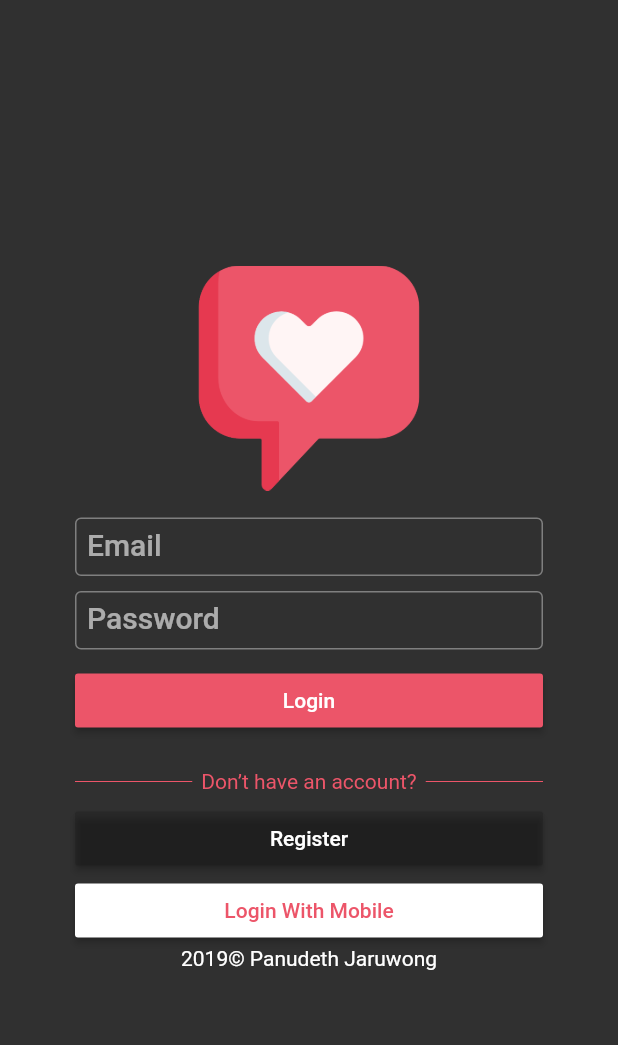
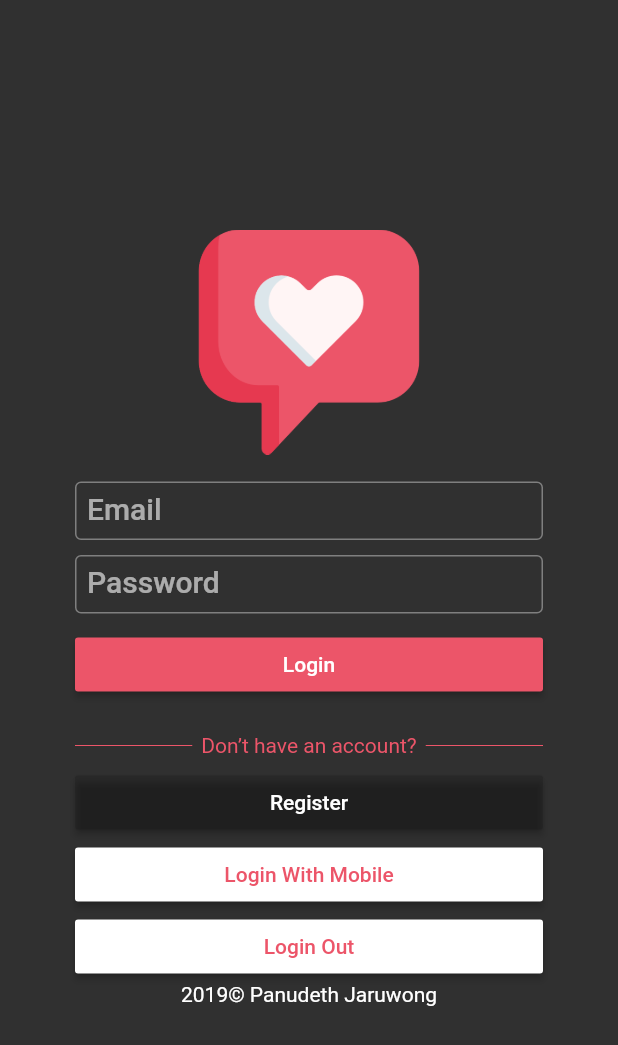
Before and after one commit to Panudeth/hau-chat-app, a Flutter app: the screen it shows after launch, on a phone screen of 412 x 824 dp. Shown: the top 1045 px of the screen. Run offline on Flutter 3.47's test engine with Material 2 defaults, Android fonts, the phone set to English and light mode, and no system bars; our stand-ins replace firebase_auth, splashscreen; accounts and stored records are empty.

```diff
--- a/lib/pages/home.dart
+++ b/lib/pages/home.dart
@@ -24,17 +24,23 @@ class _HomePageState extends State<HomePage> {
     checkAuth(context);
   }
 
+  void signOut(BuildContext context) {
+    firebaseAuth.signOut();
+  }
+
   Future checkAuth(BuildContext context) async {
     FirebaseUser user = await firebaseAuth.currentUser();
     if (user != null) {
-      if (user.displayName != null) {
-//      Navigator.pushReplacementNamed(context, '/friend', arguments: user);
+      if (user.displayName != null && user.displayName != "") {
+        print({'if go to friend': user});
+        print({'if go to friend': user.displayName});
+
         Navigator.pushReplacement(context,
             MaterialPageRoute(builder: (context) => FriendsPage(user)));
-      }else {
-//      Navigator.pushReplacementNamed(context, '/friend', arguments: user);
-        Navigator.pushReplacement(context,
-            MaterialPageRoute(builder: (context) => CreateUser(user)));
+      } else {
+        print({'else go to create': user});
+        Navigator.pushReplacement(
+            context, MaterialPageRoute(builder: (context) => CreateUser(user)));
       }
     }
   }
@@ -162,6 +168,22 @@ class _HomePageState extends State<HomePage> {
                       color: Colors.white,
                     ),
                   ),
+                ),
+                Padding(
+                  padding: const EdgeInsets.fromLTRB(50, 0, 50, 0),
+                  child: ButtonTheme(
+                    minWidth: double.infinity,
+                    child: RaisedButton(
+                      child: Text(
+                        'Login Out',
+                        style: TextStyle(color: Color(0xffEC5569)),
+                      ),
+                      onPressed: () {
+                        signOut(context);
+                      },
+                      color: Colors.white,
+                    ),
+                  ),
                 )
               ],
             ),
```
